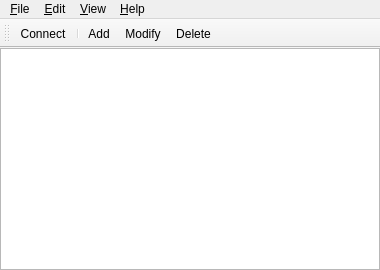
dolomighty/shrewsoft-ike, file source/qikea/root.ui: the form before one commit.
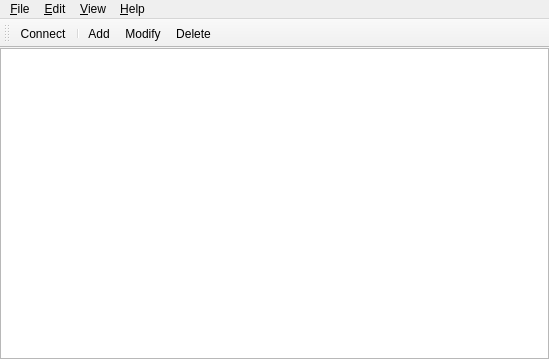
The form after the commit. Icons and pictures are not drawn.

```diff
--- a/source/qikea/root.ui
+++ b/source/qikea/root.ui
@@ -7,8 +7,8 @@
    <rect>
     <x>0</x>
     <y>0</y>
-    <width>380</width>
-    <height>270</height>
+    <width>549</width>
+    <height>359</height>
    </rect>
   </property>
   <property name="windowTitle">
@@ -55,8 +55,8 @@
     <rect>
      <x>0</x>
      <y>0</y>
-     <width>380</width>
-     <height>33</height>
+     <width>549</width>
+     <height>32</height>
     </rect>
    </property>
    <widget class="QMenu" name="menuFile">
```
